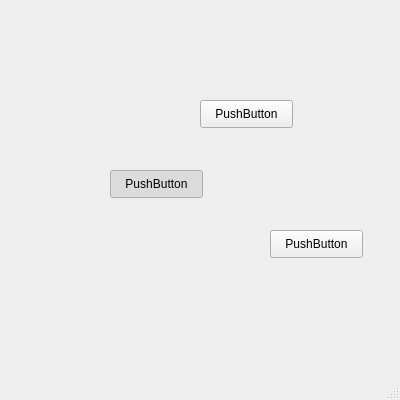
This is mainwindow.ui in jmartinez3498/Pic_10c_Final_Project as Qt 5 draws it before an edit. The edited form follows.
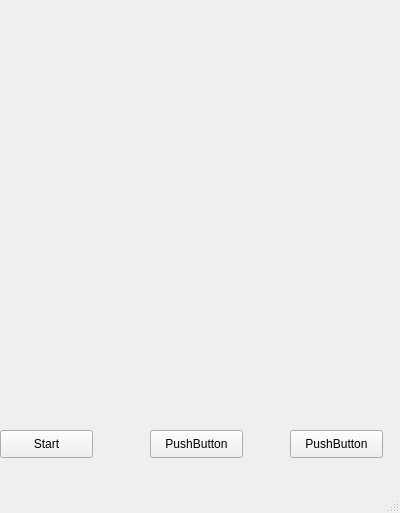
This is the edited form.

Commit message: Created a start button and ran into a run-time crashing error

Diff of the .ui file:
```diff
--- a/mainwindow.ui
+++ b/mainwindow.ui
@@ -7,7 +7,7 @@
     <x>0</x>
     <y>0</y>
     <width>400</width>
-    <height>400</height>
+    <height>513</height>
    </rect>
   </property>
   <property name="windowTitle">
@@ -17,27 +17,24 @@
    <widget class="QPushButton" name="pushButton">
     <property name="geometry">
      <rect>
-      <x>110</x>
-      <y>170</y>
+      <x>0</x>
+      <y>430</y>
       <width>93</width>
       <height>28</height>
      </rect>
     </property>
     <property name="text">
-     <string>PushButton</string>
+     <string>Start</string>
     </property>
     <property name="checkable">
      <bool>true</bool>
     </property>
-    <property name="checked">
-     <bool>true</bool>
-    </property>
    </widget>
    <widget class="QPushButton" name="pushButton_2">
     <property name="geometry">
      <rect>
-      <x>200</x>
-      <y>100</y>
+      <x>150</x>
+      <y>430</y>
       <width>93</width>
       <height>28</height>
      </rect>
@@ -52,8 +49,8 @@
    <widget class="QPushButton" name="pushButton_3">
     <property name="geometry">
      <rect>
-      <x>270</x>
-      <y>230</y>
+      <x>290</x>
+      <y>430</y>
       <width>93</width>
       <height>28</height>
      </rect>
@@ -61,6 +58,9 @@
     <property name="text">
      <string>PushButton</string>
     </property>
+    <property name="checkable">
+     <bool>true</bool>
+    </property>
    </widget>
   </widget>
   <widget class="QMenuBar" name="menubar">
```
Left out of the diff: 26 changed lines with no effect on the pictures. The commit also changes 3 other files.
